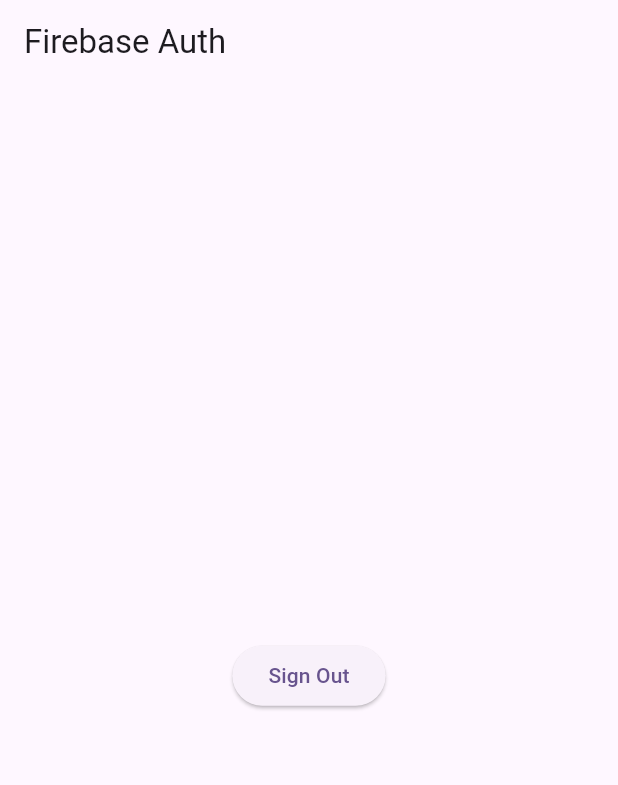
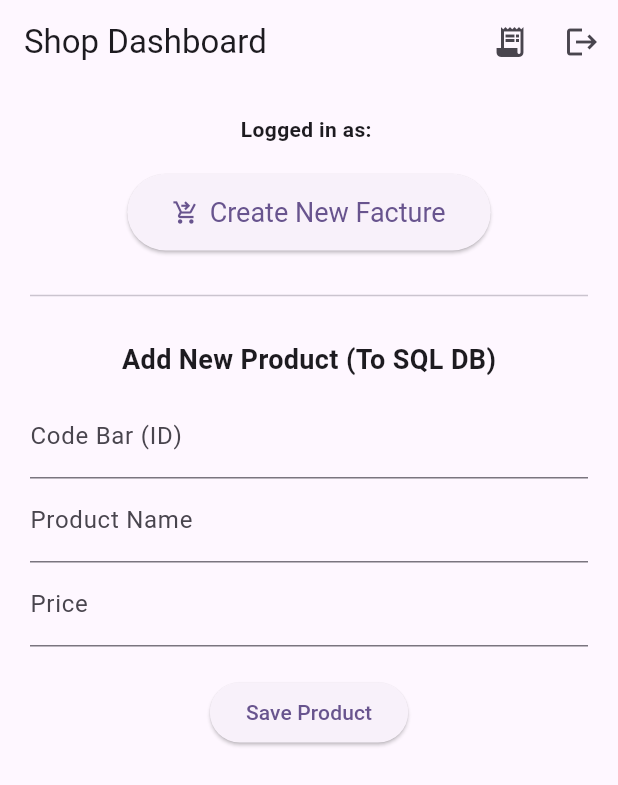
Before and after one commit to RamiChaaben8/Flutter_Shop, a Flutter app: the screen it shows once a user with an empty profile is signed in, on a phone screen of 412 x 824 dp. Shown: the top 785 px of the screen. Run offline on Flutter 3.47's test engine with Material 3 defaults, Android fonts, the light colour scheme and no system bars; our stand-ins replace firebase_auth, firebase_core; missing offline and left inert: firebase_data_connect, mobile_scanner; accounts and stored records are empty.

Commit message:
facture code bar

```diff
--- /dev/null
+++ b/dataconnect/connector/connector.yaml
@@ -0,0 +1,5 @@
+connectorId: "default"
+generate:
+  dartSdk:
+    outputDir: "../../lib/generated"
+    package: "project_shop"
--- a/lib/main.dart
+++ b/lib/main.dart
@@ -1,10 +1,13 @@
 import 'package:flutter/material.dart';
 import 'package:firebase_core/firebase_core.dart';
 import 'package:project_shop/Widget_tree.dart';
+import 'firebase_options.dart';
 
 Future <void> main() async{
   WidgetsFlutterBinding.ensureInitialized();
-  await Firebase.initializeApp();
+  await Firebase.initializeApp(
+    options: DefaultFirebaseOptions.currentPlatform,
+  );
   runApp(const MyApp());
 }
 
--- a/lib/pages/home_page.dart
+++ b/lib/pages/home_page.dart
@@ -1,47 +1,132 @@
 import 'package:flutter/material.dart';
 import 'package:firebase_auth/firebase_auth.dart';
 import 'package:project_shop/auth.dart';
+import 'package:project_shop/generated/default.dart';
+import 'package:project_shop/pages/facture_page.dart';
 
-class HomePage extends StatelessWidget {
-  HomePage ({Key? key}) : super (key: key);
+class HomePage extends StatefulWidget {
+  const HomePage({super.key});
 
+  @override
+  State<HomePage> createState() => _HomePageState();
+}
+
+class _HomePageState extends State<HomePage> {
   final User? user = Auth().currentUser;
 
-  Future<void> signOut() async{
+  final TextEditingController _barcodeController = TextEditingController();
+  final TextEditingController _nameController = TextEditingController();
+  final TextEditingController _priceController = TextEditingController();
+
+  Future<void> signOut() async {
     await Auth().signOut();
   }
 
-  Widget _title(){
-    return const Text ('Firebase Auth');
+  Future<void> _addProduct() async {
+    try {
+      final String barcode = _barcodeController.text.trim();
+      final String name = _nameController.text.trim();
+      final double price = double.tryParse(_priceController.text.trim()) ?? 0.0;
+
+      if (barcode.isEmpty || name.isEmpty || price <= 0) {
+        ScaffoldMessenger.of(context).showSnackBar(
+          const SnackBar(content: Text('Please fill all fields correctly.')),
+        );
+        return;
+      }
+
+      // Initialize the generated Data Connect connector
+      final DefaultConnector connector = DefaultConnector.instance;
+
+      // Call the GraphQL mutation we defined
+      await connector.addProduct(
+        id: barcode,
+        name: name,
+        price: price,
+      ).execute();
+
+      ScaffoldMessenger.of(context).showSnackBar(
+        const SnackBar(content: Text('Product added successfully to SQL!')),
+      );
+
+      _barcodeController.clear();
+      _nameController.clear();
+      _priceController.clear();
+    } catch (e) {
+      ScaffoldMessenger.of(context).showSnackBar(
+        SnackBar(content: Text('Error: $e')),
+      );
+    }
   }
 
-  Widget _userUid(){
-    return Text (user?.email ?? 'User email');
-  }
-  Widget _signOutButton(){
-    return ElevatedButton(
-      onPressed: signOut,
-      child: const Text ('Sign Out'),
-    );
-  }
-
-
   @override
-  Widget build(BuildContext context){
+  Widget build(BuildContext context) {
     return Scaffold(
       appBar: AppBar(
-        title: _title(),
+        title: const Text('Shop Dashboard'),
+        actions: [
+          IconButton(
+            icon: const Icon(Icons.receipt_long),
+            tooltip: 'Create Facture',
+            onPressed: () {
+              Navigator.push(
+                context,
+                MaterialPageRoute(builder: (context) => const FacturePage()),
+              );
+            },
+          ),
+          IconButton(
+            icon: const Icon(Icons.logout),
+            onPressed: signOut,
+          ),
+        ],
       ),
-      body: Container(
-        height: double.infinity,
-        width: double.infinity,
+      body: SingleChildScrollView(
         padding: const EdgeInsets.all(20),
         child: Column(
           crossAxisAlignment: CrossAxisAlignment.center,
-          mainAxisAlignment: MainAxisAlignment.center,
           children: <Widget>[
-            _userUid(),
-            _signOutButton(),
+            Text('Logged in as: ${user?.email ?? 'Unknown'}', style: const TextStyle(fontWeight: FontWeight.bold)),
+            const SizedBox(height: 20),
+
+            // Navigate to Facture Page Button
+            ElevatedButton.icon(
+              onPressed: () {
+                Navigator.push(
+                  context,
+                  MaterialPageRoute(builder: (context) => const FacturePage()),
+                );
+              },
+              icon: const Icon(Icons.shopping_cart_checkout),
+              label: const Text('Create New Facture'),
+              style: ElevatedButton.styleFrom(
+                padding: const EdgeInsets.symmetric(horizontal: 30, vertical: 15),
+                textStyle: const TextStyle(fontSize: 18),
+              ),
+            ),
+
+            const Divider(height: 60),
+
+            const Text('Add New Product (To SQL DB)', style: TextStyle(fontSize: 18, fontWeight: FontWeight.bold)),
+            const SizedBox(height: 10),
+            TextField(
+              controller: _barcodeController,
+              decoration: const InputDecoration(labelText: 'Code Bar (ID)'),
+            ),
+            TextField(
+              controller: _nameController,
+              decoration: const InputDecoration(labelText: 'Product Name'),
+            ),
+            TextField(
+              controller: _priceController,
+              decoration: const InputDecoration(labelText: 'Price'),
+              keyboardType: const TextInputType.numberWithOptions(decimal: true),
+            ),
+            const SizedBox(height: 20),
+            ElevatedButton(
+              onPressed: _addProduct,
+              child: const Text('Save Product'),
+            ),
           ],
         ),
       ),
--- a/pubspec.yaml
+++ b/pubspec.yaml
@@ -38,6 +38,8 @@
   cupertino_icons: ^1.0.8
   firebase_core: ^4.7.0
   firebase_auth: ^6.4.0
+  firebase_data_connect: ^0.3.0
+  mobile_scanner: ^7.2.0
 
 dev_dependencies:
   flutter_test:
```
Also changed, not shown: dataconnect/dataconnect.yaml (added, +11 -0 lines), lib/pages/facture_page.dart (added, +205 -0 lines), lib/pages/scanner_page.dart (added, +98 -0 lines), firebase.json, lib/generated/.guides/config.json (added), lib/generated/add_facture_item.dart (added), lib/generated/add_product.dart (added), lib/generated/create_facture.dart (added), lib/generated/default.dart (added), lib/generated/get_product_by_id.dart (added), lib/generated/list_products.dart (added), pubspec.lock, 11 other files.
